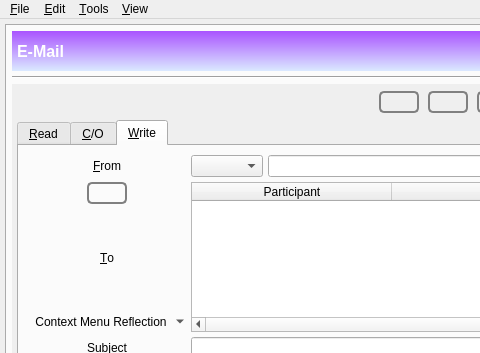
textbrowser/spot-on, file branches/trunk/GoldBug-UI/spot-on-controlcenter.ui: the form before one commit; both pictures show x 0 to 480 and y 0 to 353 of the 660 by 800 pixel window.
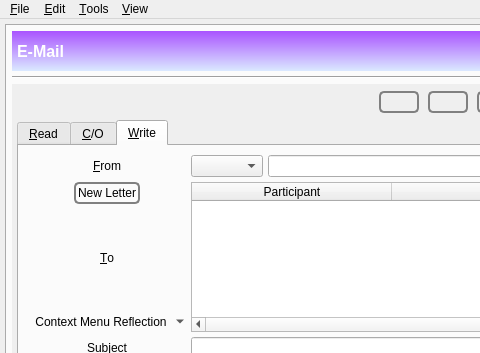
The form after the commit. The open tabs and pages were chosen to show the change. Icons and pictures are not drawn. Custom widgets are drawn as their Qt base class.

Commit message: New Letter text.

What changed in the file:
```diff
--- a/branches/trunk/GoldBug-UI/spot-on-controlcenter.ui
+++ b/branches/trunk/GoldBug-UI/spot-on-controlcenter.ui
@@ -2748,7 +2748,7 @@
  }</string>
                         </property>
                         <property name="text">
-                         <string/>
+                         <string>New Letter</string>
                         </property>
                        </widget>
                       </item>
```
Left out of the diff: 4 changed lines with no effect on the pictures.
